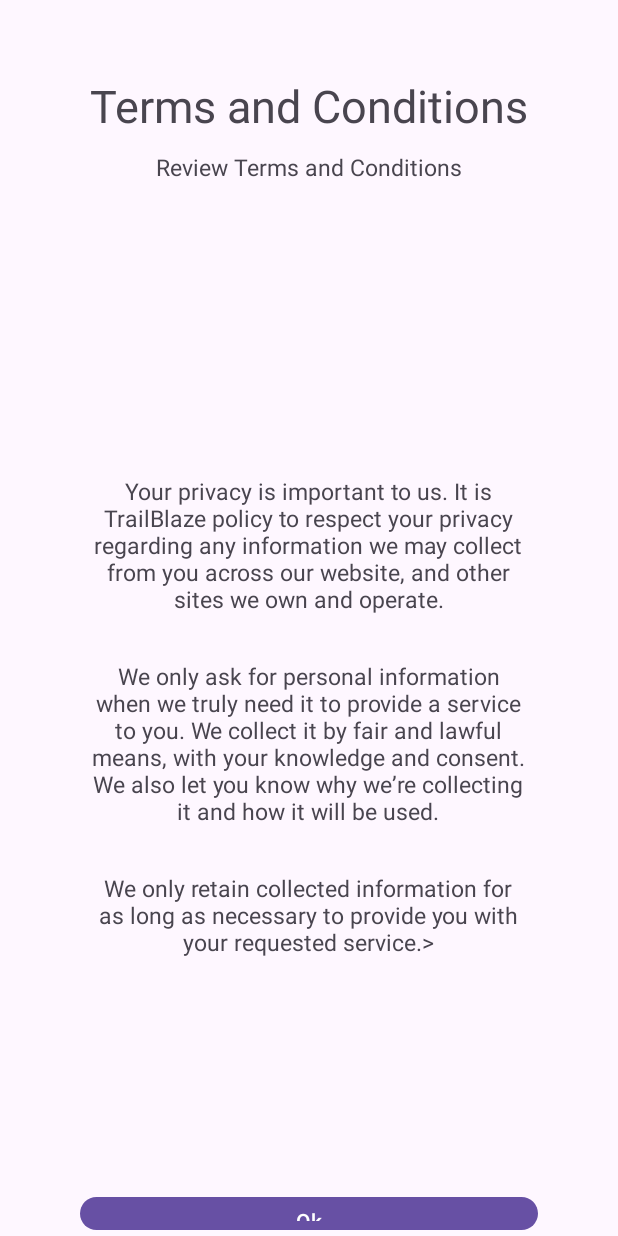
After one commit to Brenden-Fenimore/TrailBlaze, an Android app built with Jetpack Compose: the TermsAndConditins screen opened directly, with no data from a screen before it, on a phone screen of 412 x 824 dp. The commit adds this screen. Run offline under Robolectric (Android 15) with nearby library versions, the phone set to English and light mode, and no system bars; our stand-ins replace navigation-ui.

Commit message:
Terms and Conditions
created the TermsAndCondition.kt along with the xml layout for that page

added click listeners in the LoginActivity and the RegisterActivity to listen for when terms and conditions were clicked

```diff
--- /dev/null
+++ b/app/src/main/java/com/example/trailblaze/Login/TermsAndConditins.kt
@@ -0,0 +1,27 @@
+package com.example.trailblaze.Login
+
+import android.os.Bundle
+import android.widget.Button
+import com.google.android.material.snackbar.Snackbar
+import androidx.appcompat.app.AppCompatActivity
+import androidx.navigation.findNavController
+import androidx.navigation.ui.AppBarConfiguration
+import androidx.navigation.ui.navigateUp
+import androidx.navigation.ui.setupActionBarWithNavController
+import com.example.trailblaze.R
+import com.example.trailblaze.databinding.ActivityTermsAndConditinsBinding
+
+class TermsAndConditins : AppCompatActivity() {
+
+    override fun onCreate(savedInstanceState: Bundle?) {
+        super.onCreate(savedInstanceState)
+        setContentView(R.layout.activity_terms_and_conditins)
+
+        val okButton = findViewById<Button>(R.id.termsOKbtn)
+
+        //set click listener for ok button and close page
+        okButton.setOnClickListener{
+            finish()
+        }
+    }
+}
--- /dev/null
+++ b/app/src/main/res/layout/activity_terms_and_conditins.xml
@@ -0,0 +1,80 @@
+<?xml version="1.0" encoding="utf-8"?>
+<LinearLayout
+        xmlns:android="http://schemas.android.com/apk/res/android"
+        xmlns:app="http://schemas.android.com/apk/res-auto"
+        android:layout_width="match_parent"
+        android:layout_height="match_parent"
+        android:orientation="vertical"
+        android:layout_gravity="center">
+
+    <TextView
+            android:ellipsize="end"
+            android:id="@+id/termsandconditions"
+            android:layout_marginTop="50dp"
+            android:layout_gravity="center_horizontal"
+            android:singleLine="true"
+            android:text="Terms and Conditions"
+            android:textSize="30sp"
+            android:layout_width="wrap_content"
+            android:layout_height="wrap_content"/>
+    <TextView
+            android:ellipsize="end"
+            android:id="@+id/Review"
+            android:layout_marginTop="10dp"
+            android:layout_marginBottom="50dp"
+            android:layout_gravity="center_horizontal"
+            android:singleLine="true"
+            android:text="Review Terms and Conditions"
+            android:textSize="15sp"
+            android:layout_width="wrap_content"
+            android:layout_height="wrap_content"/>
+
+    <LinearLayout
+            android:layout_gravity="center_horizontal"
+            android:layout_width="303dp"
+            android:layout_height="551dp"
+            android:id="@+id/LinearColumnterms"
+            android:layout_margin="25dp"
+            android:layout_marginBottom="10dp"
+            android:orientation="vertical"
+            android:gravity="center">
+        <TextView
+                android:id="@+id/termsandco"
+                android:layout_marginTop="10dp"
+                android:layout_gravity="center_horizontal"
+                android:text="@string/privacy_policy1"
+                android:gravity="center"
+                android:textSize="15sp"
+                android:layout_width="298dp"
+                android:layout_marginBottom="20dp"
+                android:layout_height="wrap_content"/>
+        <TextView
+                android:id="@+id/msg_termsandco2"
+                android:layout_marginTop="10dp"
+                android:layout_gravity="center_horizontal"
+                android:text="@string/privacy_policy2"
+                android:gravity="center"
+                android:textSize="15sp"
+                android:layout_width="290dp"
+                android:layout_marginBottom="20dp"
+                android:layout_height="wrap_content"/>
+        <TextView
+                android:id="@+id/msg_termsandco3"
+                android:layout_marginTop="10dp"
+                android:layout_gravity="center_horizontal"
+                android:text="@string/privacy_policy3"
+                android:gravity="center"
+                android:textSize="15sp"
+                android:layout_width="287dp"
+                android:layout_height="wrap_content"/>
+    </LinearLayout>
+    <Button
+            android:text="Ok"
+            android:layout_width="305dp"
+            android:layout_height="wrap_content"
+            android:id="@+id/termsOKbtn"
+            android:layout_gravity="center"
+            android:layout_marginTop="20dp">
+    </Button>
+
+</LinearLayout>
--- a/app/src/main/res/values/strings.xml
+++ b/app/src/main/res/values/strings.xml
@@ -27,14 +27,26 @@
     <string name="forgotpassword1">Enter the Email address accociated with your account.</string>
     <string name="forgotpassword2">We will email you a link to reset your password</string>
     <string name="aspects">What aspect/s of hiking do you like to experience most?</string>
-    <string name="location">TrailBlaze utilizes your location to provide personalized suggestions of nearby trails, please enter your location.</string>
+    <string name="location">TrailBlaze utilizes your location to provide personalized suggestions of nearby trails,
+        please enter your location.
+    </string>
     <string name="distance">How far would you like to receive suggested trails?</string>
     <string name="interact">How would you like to interact with the community></string>
     <string name="interaction1">I would like my account to be found by others.</string>
     <string name="interaction2">I would like my hiking experience shared with others and/or on leaderboards.</string>
     <string name="interaction3">I would like to volunteer for creating and maintaining trails for my community.</string>
-    <string name="interaction4">I would like to be notified if someone is in danger or any potential danger is on a trail.</string>
+    <string name="interaction4">I would like to be notified if someone is in danger or any potential danger is on a
+        trail.
+    </string>
     <string name="options">Please select your preferences for each of the categories listed below.</string>
+    <string name="privacy_policy1">Your privacy is important to us. It is TrailBlaze policy to respect your privacy regarding any information we may collect from you across our website, and other sites we own and operate.</string>
+    <string name="privacy_policy2">We only ask for personal information when we truly need it to provide a service to
+        you. We collect it by fair and lawful means, with your knowledge and consent. We also let you know why we’re
+        collecting it and how it will be used.
+    </string>
+    <string name="privacy_policy3">We only retain collected information for as long as necessary to provide you with
+        your requested service.">
+    </string>
 
 
 
@@ -69,6 +81,7 @@
         dictum libero quis erat maximus, vitae volutpat diam dignissim.
     </string>
     <string name="title_activity_login">Login</string>
+    <string name="title_activity_terms_and_conditions">TermsAndConditions</string>
 
 
 </resources>
```
Also changed, not shown: app/src/main/AndroidManifest.xml (+9 -0 lines), app/src/main/java/com/example/trailblaze/Login/LoginActivity.kt (+7 -0 lines), app/src/main/java/com/example/trailblaze/Login/RegisterActivity.kt (+7 -0 lines), app/src/main/java/com/example/trailblaze/Login/ui/theme/Color.kt (added, +11 -0 lines), app/src/main/java/com/example/trailblaze/Login/ui/theme/Theme.kt (added, +58 -0 lines), app/src/main/java/com/example/trailblaze/Login/ui/theme/Type.kt (added, +34 -0 lines), app/src/main/res/layout/fragment_second.xml (added, +34 -0 lines), app/src/main/res/navigation/nav_graph6.xml (added, +28 -0 lines).
